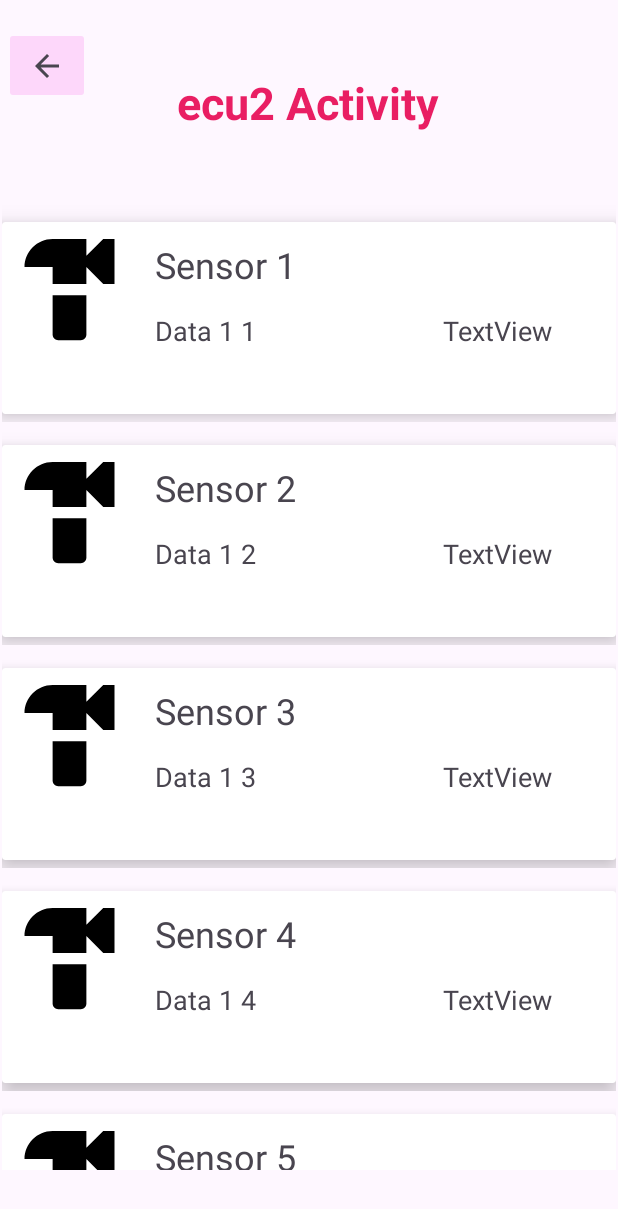
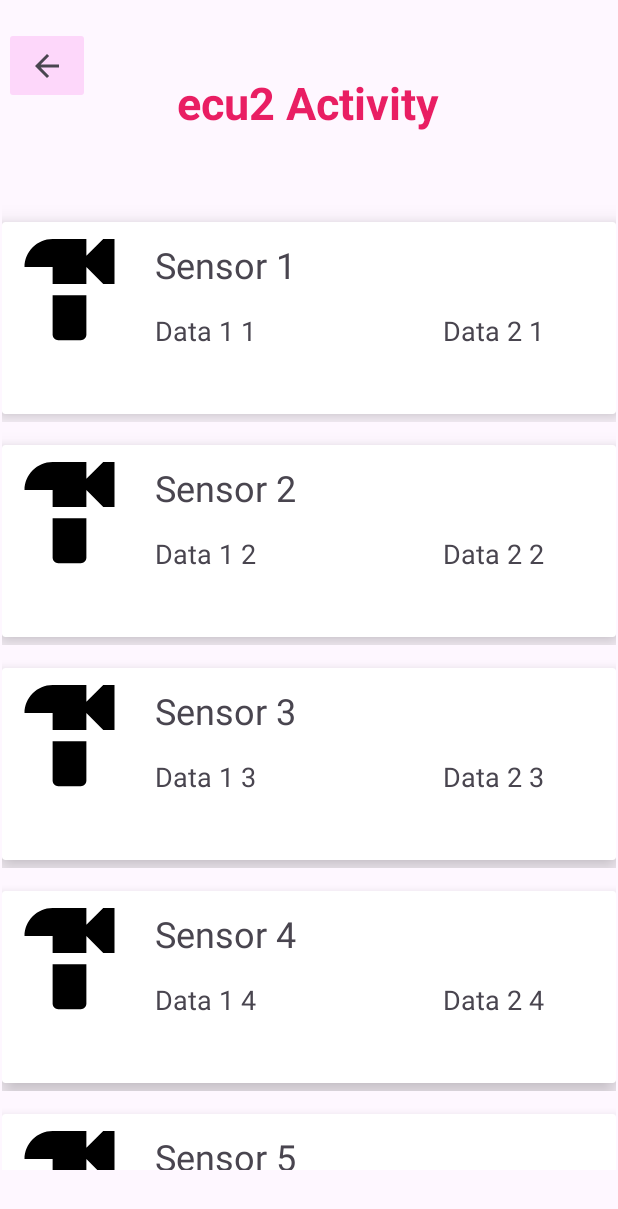
Before and after one commit to concordia-fsae/candroid_diagnostics, an Android app: the ECUActivity screen opened directly, with no data from a screen before it, on a phone screen of 412 x 824 dp. Shown: the top 1209 px of the screen. Run offline under Robolectric (Android 15) with nearby library versions, the phone set to English and light mode, and no system bars; libraries missing offline, so code that uses them is left out: org.eclipse.paho.

Commit message:
W. Lynch comments applied
Done - Recyclerview shows seperation between items
Done - Textview display available for units
To do - Input units from MTTP server

```diff
--- a/app/src/main/java/com/example/candroid_diagnostics/ECUrecyclerViewAdapter.java
+++ b/app/src/main/java/com/example/candroid_diagnostics/ECUrecyclerViewAdapter.java
@@ -38,6 +38,7 @@ public class ECUrecyclerViewAdapter extends RecyclerView.Adapter<ECUrecyclerView
 
         holder.sensorName.setText(sensorModels.get(position).getSensorName());
         holder.data1.setText(sensorModels.get(position).getDataValue1());
+        holder.data2.setText(sensorModels.get(position).getDataValue2());
         holder.imageView.setImageResource(sensorModels.get(position).getImage());
     }
 
@@ -59,6 +60,7 @@ public class ECUrecyclerViewAdapter extends RecyclerView.Adapter<ECUrecyclerView
             imageView = itemView.findViewById(R.id.imageDisplayView1);
             sensorName = itemView.findViewById(R.id.sensorNameTextView);
             data1 = itemView.findViewById(R.id.dataDisplayTextView1);
+            data2 = itemView.findViewById(R.id.dataDisplayTextView2);
         }
     }
 }
--- a/build.gradle.kts
+++ b/build.gradle.kts
@@ -1,7 +1,10 @@
 // Top-level build file where you can add configuration options common to all sub-projects/modules.
 plugins {
 
-    id("com.android.application") version "8.2.1" apply false //change back to 8.3.0 if needed
+
+
+    id("com.android.application") version "8.2.1" apply false //change it back to 8.3.0 if needed for sprint 3 demo. 8.3.0 does not work with my laptop -Timothy
+
 
 
 }
```
